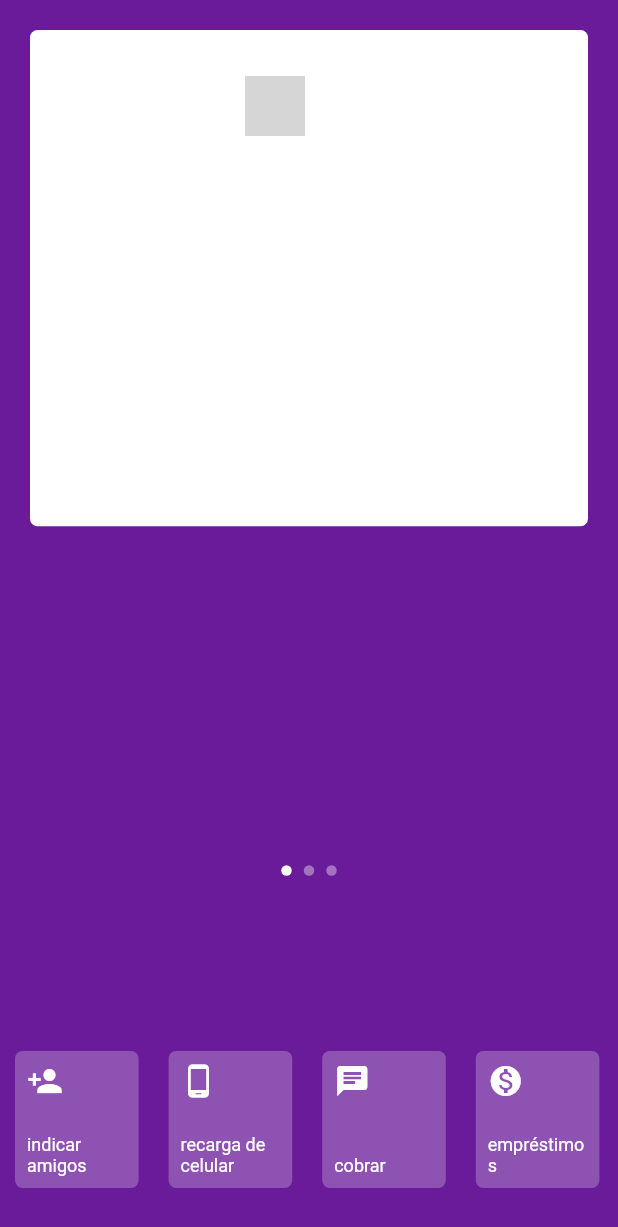
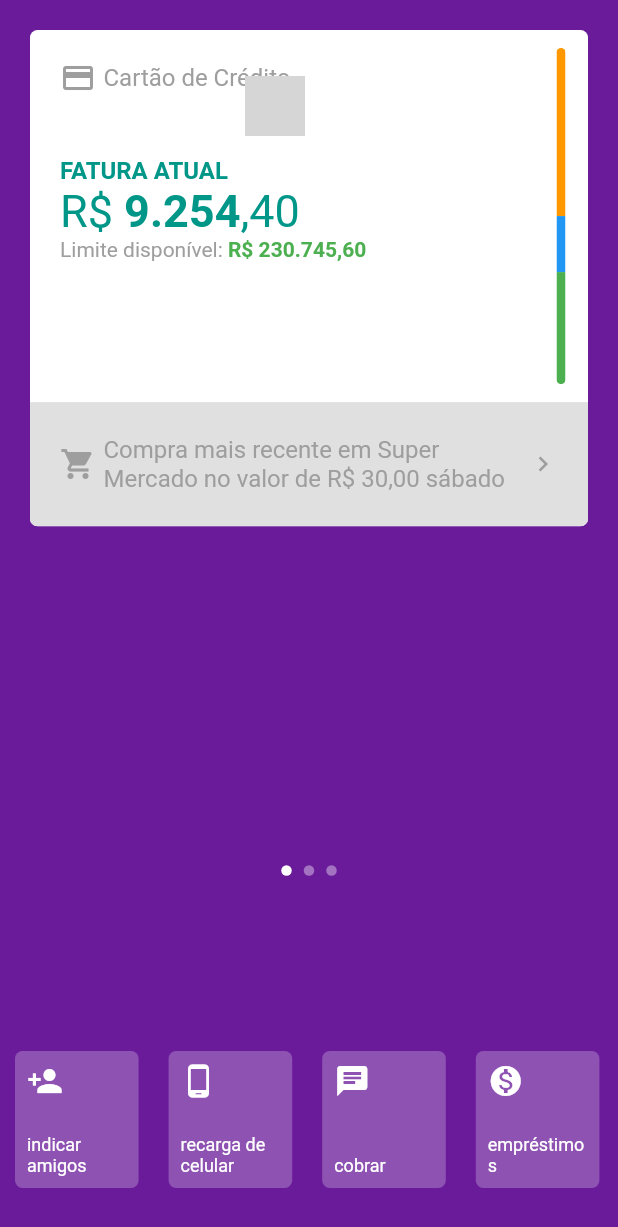
Before and after one commit to GabrielZolk/nubank-flutter, a Flutter app: the screen it shows after launch, on a phone screen of 412 x 824 dp. Shown: the top 1227 px of the screen. Run offline on Flutter 3.47's test engine with Material 2 defaults, Android fonts, the light colour scheme and no system bars; network calls fail; grey boxes are pictures that could not be loaded.

Commit message:
firstCard PageView (Credit Card) Done

```diff
--- a/lib/pages/home/home_page.dart
+++ b/lib/pages/home/home_page.dart
@@ -1,4 +1,5 @@
 import 'package:flutter/material.dart';
+import 'package:nubank_flutter/pages/home/widgets/bottom_menu.dart';
 import 'package:nubank_flutter/pages/home/widgets/item_menu_bottom.dart';
 import 'package:nubank_flutter/pages/home/widgets/menu_app.dart';
 import 'package:nubank_flutter/pages/home/widgets/my_app_bar.dart';
@@ -46,6 +47,9 @@ class _HomePageState extends State<HomePage> {
             ),
             MenuApp(
               top: _screenHeight * .20,
+              showMenu: _showMenu,
+            ),
+            BottomMenu(
               showMenu: _showMenu,
             ),
             PageViewApp(
@@ -100,65 +104,6 @@ class _HomePageState extends State<HomePage> {
               top: _screenHeight * .70,
               currentIndex: _currentIndex,
             ),
-            AnimatedPositioned(
-              duration: Duration(milliseconds: 200),
-              bottom:
-                  !_showMenu ? 20 + MediaQuery.of(context).padding.bottom : 0,
-              left: 0,
-              right: 0,
-              height: _screenHeight * 0.14,
-              child: IgnorePointer(
-                ignoring: _showMenu,
-                child: AnimatedOpacity(
-                  duration: Duration(milliseconds: 200),
-                  opacity: !_showMenu ? 1 : 0,
-                  child: Container(
-                    child: ListView(
-                      physics: BouncingScrollPhysics(),
-                      scrollDirection: Axis.horizontal,
-                      children: <Widget>[
-                        ItemMenuBottom(
-                          icon: Icons.person_add,
-                          text: 'indicar amigos',
-                        ),
-                        ItemMenuBottom(
-                          icon: Icons.phone_android,
-                          text: 'recarga de celular',
-                        ),
-                        ItemMenuBottom(
-                          icon: Icons.chat,
-                          text: 'cobrar',
-                        ),
-                        ItemMenuBottom(
-                          icon: Icons.monetization_on,
-                          text: 'empréstimos',
-                        ),
-                        ItemMenuBottom(
-                          icon: Icons.move_to_inbox,
-                          text: 'depositar',
-                        ),
-                        ItemMenuBottom(
-                          icon: Icons.mobile_screen_share,
-                          text: 'transferir',
-                        ),
-                        ItemMenuBottom(
-                          icon: Icons.format_align_center,
-                          text: 'ajustar limite',
-                        ),
-                        ItemMenuBottom(
-                          icon: Icons.barcode_reader,
-                          text: 'pagar',
-                        ),
-                        ItemMenuBottom(
-                          icon: Icons.lock_open,
-                          text: 'bloquear cartão',
-                        ),
-                      ],
-                    ),
-                  ),
-                ),
-              ),
-            )
           ],
         ));
   }
--- /dev/null
+++ b/lib/pages/home/widgets/bottom_menu.dart
@@ -0,0 +1,72 @@
+import 'package:flutter/material.dart';
+import 'package:nubank_flutter/pages/home/widgets/item_menu_bottom.dart';
+
+class BottomMenu extends StatelessWidget {
+  final bool showMenu;
+
+
+  const BottomMenu({super.key, required this.showMenu});
+
+  @override
+  Widget build(BuildContext context) {
+    return AnimatedPositioned(
+              duration: Duration(milliseconds: 200),
+              bottom:
+                  !showMenu ? 20 + MediaQuery.of(context).padding.bottom : 0,
+              left: 0,
+              right: 0,
+              height: MediaQuery.of(context).size.height * 0.14,
+              child: IgnorePointer(
+                ignoring: showMenu,
+                child: AnimatedOpacity(
+                  duration: Duration(milliseconds: 200),
+                  opacity: !showMenu ? 1 : 0,
+                  child: Container(
+                    child: ListView(
+                      physics: BouncingScrollPhysics(),
+                      scrollDirection: Axis.horizontal,
+                      children: <Widget>[
+                        ItemMenuBottom(
+                          icon: Icons.person_add,
+                          text: 'indicar amigos',
+                        ),
+                        ItemMenuBottom(
+                          icon: Icons.phone_android,
+                          text: 'recarga de celular',
+                        ),
+                        ItemMenuBottom(
+                          icon: Icons.chat,
+                          text: 'cobrar',
+                        ),
+                        ItemMenuBottom(
+                          icon: Icons.monetization_on,
+                          text: 'empréstimos',
+                        ),
+                        ItemMenuBottom(
+                          icon: Icons.move_to_inbox,
+                          text: 'depositar',
+                        ),
+                        ItemMenuBottom(
+                          icon: Icons.mobile_screen_share,
+                          text: 'transferir',
+                        ),
+                        ItemMenuBottom(
+                          icon: Icons.format_align_center,
+                          text: 'ajustar limite',
+                        ),
+                        ItemMenuBottom(
+                          icon: Icons.barcode_reader,
+                          text: 'pagar',
+                        ),
+                        ItemMenuBottom(
+                          icon: Icons.lock_open,
+                          text: 'bloquear cartão',
+                        ),
+                      ],
+                    ),
+                  ),
+                ),
+              ),
+            );
+  }
+}
--- a/lib/pages/home/widgets/card_app.dart
+++ b/lib/pages/home/widgets/card_app.dart
@@ -5,11 +5,16 @@ import 'package:flutter/src/widgets/placeholder.dart';
 import 'package:flutter/material.dart';
 
 class CardApp extends StatelessWidget {
+  final Widget child;
+
+  const CardApp({super.key, required this.child});
+
   @override
   Widget build(BuildContext context) {
     return Padding(
       padding: const EdgeInsets.all(20),
       child: Container(
+        child: child,
         decoration: BoxDecoration(
             color: Colors.white, borderRadius: BorderRadius.circular(5)),
       ),
--- /dev/null
+++ b/lib/pages/home/widgets/first_card.dart
@@ -0,0 +1,175 @@
+import 'package:flutter/src/widgets/framework.dart';
+import 'package:flutter/src/widgets/placeholder.dart';
+
+import 'package:flutter/material.dart';
+
+class FirstCard extends StatelessWidget {
+  const FirstCard({super.key});
+
+  @override
+  Widget build(BuildContext context) {
+    return ClipRRect(
+      borderRadius: BorderRadius.circular(5),
+      child: Column(
+        children: <Widget>[
+          Expanded(
+            flex: 3,
+            child: Container(
+              child: Row(
+                children: <Widget>[
+                  Expanded(
+                      child: Column(
+                    crossAxisAlignment: CrossAxisAlignment.start,
+                    children: <Widget>[
+                      Padding(
+                        padding: const EdgeInsets.all(20),
+                        child: Row(
+                          children: <Widget>[
+                            Icon(
+                              Icons.credit_card,
+                              color: Colors.grey,
+                            ),
+                            SizedBox(
+                              width: 5,
+                            ),
+                            Text(
+                              'Cartão de Crédito',
+                              style: TextStyle(
+                                color: Colors.grey,
+                                fontSize: 16,
+                              ),
+                            ),
+                          ],
+                        ),
+                      ),
+                      Padding(
+                        padding: const EdgeInsets.only(
+                            left: 20, top: 20, bottom: 20),
+                        child: SizedBox(
+                          width: double.infinity,
+                          child: Column(
+                            crossAxisAlignment: CrossAxisAlignment.start,
+                            children: <Widget>[
+                              Text(
+                                'FATURA ATUAL',
+                                textAlign: TextAlign.start,
+                                style: TextStyle(
+                                  color: Colors.teal,
+                                  fontSize: 16,
+                                  fontWeight: FontWeight.bold,
+                                ),
+                              ),
+                              Text.rich(
+                                TextSpan(
+                                  text: 'R\$ ',
+                                  children: [
+                                    TextSpan(
+                                        text: '9.254',
+                                        style: TextStyle(
+                                            fontWeight: FontWeight.bold)),
+                                    TextSpan(text: ',40')
+                                  ],
+                                ),
+                                textAlign: TextAlign.start,
+                                style: TextStyle(
+                                  color: Colors.teal,
+                                  fontSize: 30,
+                                ),
+                              ),
+                              Text.rich(
+                                TextSpan(
+                                  text: 'Limite disponível: ',
+                                  children: [
+                                    TextSpan(
+                                        text: 'R\$ 230.745,60',
+                                        style: TextStyle(
+                                            color: Colors.green,
+                                            fontWeight: FontWeight.bold)),
+                                  ],
+                                ),
+                                textAlign: TextAlign.start,
+                                style: TextStyle(
+                                  color: Colors.grey,
+                                  fontSize: 14,
+                                ),
+                              ),
+                            ],
+                          ),
+                        ),
+                      )
+                    ],
+                  )),
+                  Padding(
+                    padding: const EdgeInsets.only(
+                        top: 12, bottom: 12, left: 10, right: 15),
+                    child: ClipRRect(
+                      borderRadius: BorderRadius.circular(5),
+                      child: Container(
+                        child: Column(children: <Widget>[
+                          Expanded(
+                              flex: 3,
+                              child: Container(
+                                color: Colors.orange,
+                              )),
+                          Expanded(
+                              flex: 1,
+                              child: Container(
+                                color: Colors.blue,
+                              )),
+                          Expanded(
+                              flex: 2,
+                              child: Container(
+                                color: Colors.green,
+                              )),
+                        ]),
+                        width: 6,
+                        decoration: BoxDecoration(
+                            // color: Colors.teal,
+                            borderRadius: BorderRadius.circular(5)),
+                      ),
+                    ),
+                  ),
+                ],
+              ),
+            ),
+          ),
+          Expanded(
+            flex: 1,
+            child: Container(
+              child: Padding(
+                padding: const EdgeInsets.all(20),
+                child: Row(
+                  mainAxisAlignment: MainAxisAlignment.spaceBetween,
+                  children: <Widget>[
+                    Icon(
+                      Icons.shopping_cart,
+                      color: Colors.grey,
+                    ),
+                    SizedBox(
+                      width: 5,
+                    ),
+                    Flexible(
+                      child: Text(
+                        'Compra mais recente em Super Mercado no valor de R\$ 30,00 sábado ',
+                        style: TextStyle(
+                          color: Colors.grey,
+                          fontSize: 16,
+                        ),
+                      ),
+                    ),
+                    Icon(
+                      Icons.chevron_right,
+                      color: Colors.grey,
+                      size: 20,
+                    ),
+                  ],
+                ),
+              ),
+              color: Colors.grey[300],
+            ),
+          )
+        ],
+      ),
+    );
+  }
+}
--- a/lib/pages/home/widgets/page_view_app.dart
+++ b/lib/pages/home/widgets/page_view_app.dart
@@ -1,4 +1,7 @@
 import 'package:flutter/material.dart';
+import 'package:nubank_flutter/pages/home/widgets/first_card.dart';
+import 'package:nubank_flutter/pages/home/widgets/second_card.dart';
+import 'package:nubank_flutter/pages/home/widgets/third_card.dart';
 import 'card_app.dart';
 
 class PageViewApp extends StatelessWidget {
@@ -23,9 +26,9 @@ class PageViewApp extends StatelessWidget {
           onPageChanged: onChanged,
           physics: showMenu ? NeverScrollableScrollPhysics() : BouncingScrollPhysics(),
           children: <Widget>[
-            CardApp(),
-            CardApp(),
-            CardApp(),
+            CardApp(child: FirstCard(),),
+            CardApp(child: SecondCard(),),
+            CardApp(child: ThirdCard(),)
           ],
         ),
       ),
--- /dev/null
+++ b/lib/pages/home/widgets/second_card.dart
@@ -0,0 +1,17 @@
+import 'package:flutter/material.dart';
+
+class SecondCard extends StatelessWidget {
+  const SecondCard({super.key});
+
+  @override
+  Widget build(BuildContext context) {
+    return Column(
+      children: <Widget>[
+        Container(),
+        Container(
+          color: Colors.grey,
+        )
+      ],
+    );
+  }
+}
--- /dev/null
+++ b/lib/pages/home/widgets/third_card.dart
@@ -0,0 +1,17 @@
+import 'package:flutter/material.dart';
+
+class ThirdCard extends StatelessWidget {
+  const ThirdCard({super.key});
+
+  @override
+  Widget build(BuildContext context) {
+    return Column(
+      children: <Widget>[
+        Container(),
+        Container(
+          color: Colors.grey,
+        )
+      ],
+    );
+  }
+}
```
Also changed, not shown: flutter_05.png (added), flutter_06.png (added), flutter_07.png (added), flutter_08.png (added), flutter_09.png (added).
